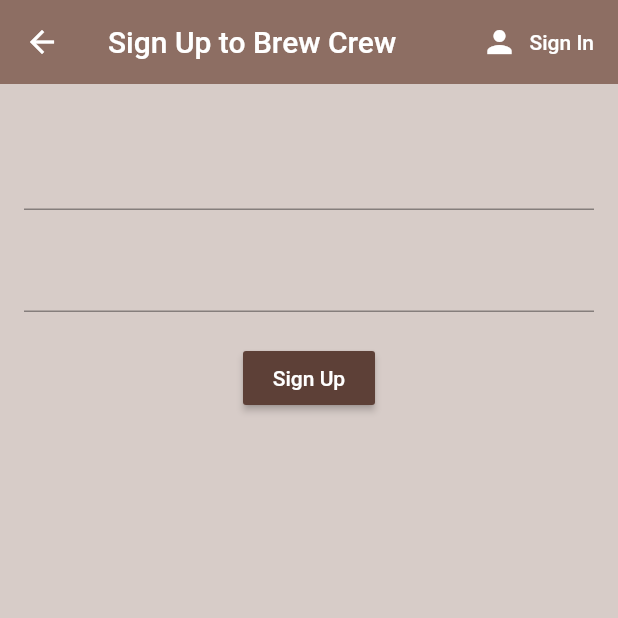
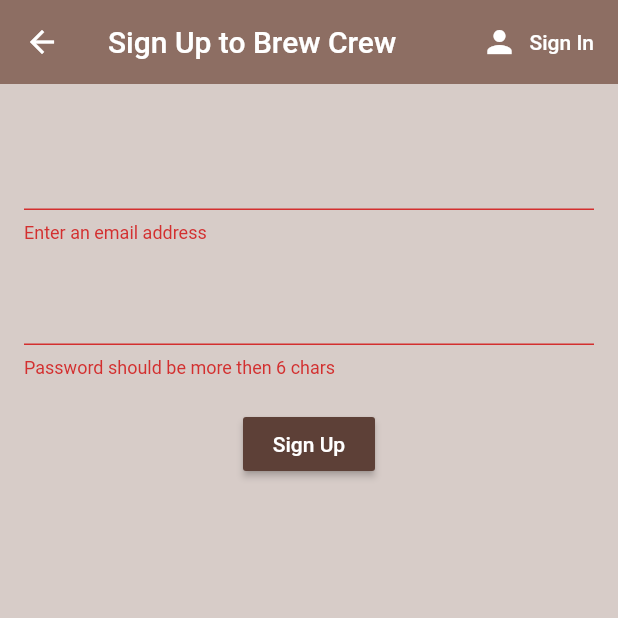
Before and after one commit to joeloudjinz/flutter_coffee, a Flutter app: the Register screen opened directly, after a tap on "Sign Up", on a phone screen of 412 x 824 dp, the top half of it. Run offline on Flutter 3.47's test engine with Material 2 defaults, Android fonts, the phone set to English and light mode, and no system bars; our stand-ins replace firebase_auth; accounts and stored records are empty.

```diff
--- a/lib/screens/authenticate/register.dart
+++ b/lib/screens/authenticate/register.dart
@@ -11,10 +11,10 @@ class Register extends StatefulWidget {
 
 class _RegisterState extends State<Register> {
   final AuthService _auth = AuthService();
-
+  final _formKey = GlobalKey<FormState>();
   String email = '';
   String password = '';
-
+  String error = '';
   @override
   Widget build(BuildContext context) {
     var bar = AppBar(
@@ -45,12 +45,15 @@ class _RegisterState extends State<Register> {
       body: Padding(
         padding: const EdgeInsets.all(16.0),
         child: Form(
+          key: _formKey,
           child: Column(
             children: <Widget>[
               SizedBox(
                 height: 20.0,
               ),
               TextFormField(
+                validator: (value) =>
+                    value.isEmpty ? 'Enter an email address' : null,
                 onChanged: (value) {
                   setState(() {
                     email = value;
@@ -61,6 +64,9 @@ class _RegisterState extends State<Register> {
                 height: 20.0,
               ),
               TextFormField(
+                validator: (value) => value.length < 6
+                    ? 'Password should be more then 6 chars'
+                    : null,
                 obscureText: true,
                 onChanged: (value) {
                   setState(() {
@@ -79,7 +85,28 @@ class _RegisterState extends State<Register> {
                     color: Colors.white,
                   ),
                 ),
-                onPressed: () {},
+                onPressed: () async {
+                  if (!_formKey.currentState.validate()) {
+                    return;
+                  }
+                  var result = await _auth.register(email, password);
+                  if (result == null) {
+                    setState(() {
+                      error = 'Supply a valid email, please';
+                    });
+                  }
+                },
+              ),
+              SizedBox(
+                height: 20.0,
+              ),
+              Text(
+                error,
+                style: TextStyle(
+                  color: Colors.red[400],
+                  fontSize: 16.0,
+                  fontWeight: FontWeight.bold,
+                ),
               )
             ],
           ),
--- a/lib/services/auth.dart
+++ b/lib/services/auth.dart
@@ -27,6 +27,19 @@ class AuthService {
 
   // sign in with email & password
   // register with email & password
+  Future register(String email, String password) async {
+    try {
+      AuthResult result = await _auth.createUserWithEmailAndPassword(
+        email: email,
+        password: password,
+      );
+      return _createUser(result.user);
+    } catch (e) {
+      print(e.toString());
+      return null;
+    }
+  }
+
   // sign out
   Future signOut() async {
     try {
```
